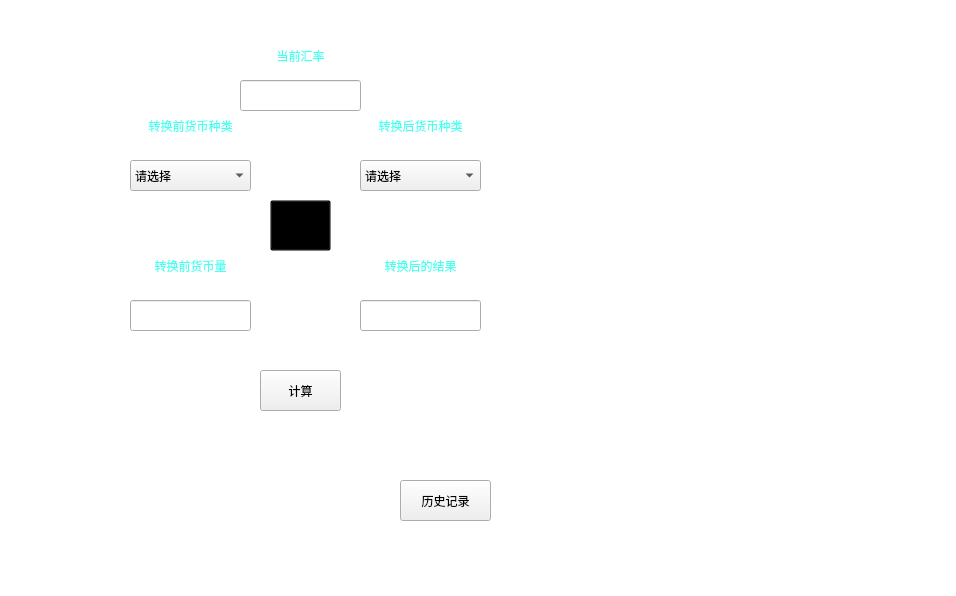
Qt form GUI.ui (lzy756/exchange-rate-from-ARS-TUR-to-CNY) before a commit.
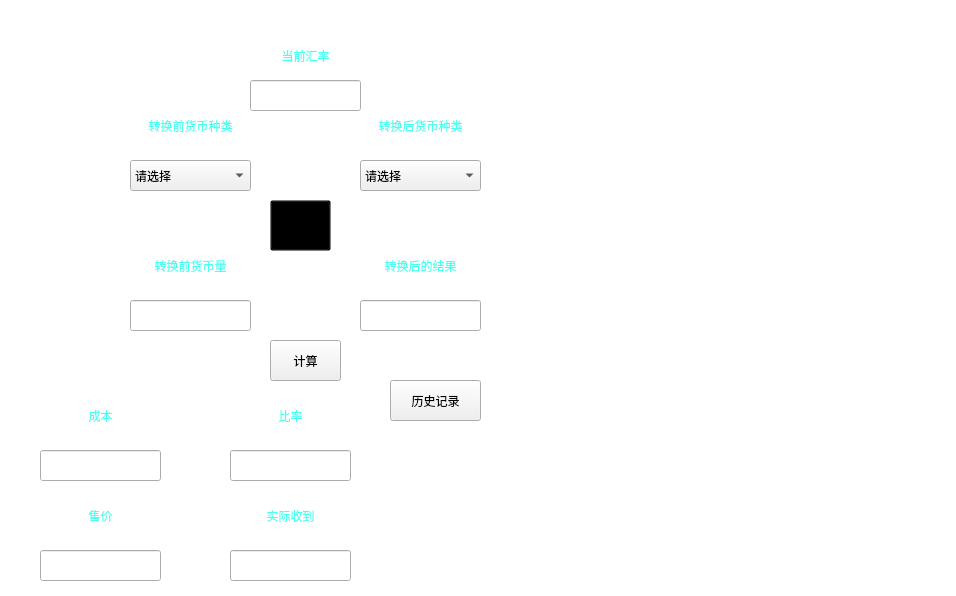
The same form after that commit. Icons and pictures are not drawn.

Commit message: 增加了挂刀用的功能，计算相关参数

```diff
--- a/GUI.ui
+++ b/GUI.ui
@@ -81,9 +81,9 @@
   <widget class="QPushButton" name="calbutton">
    <property name="geometry">
     <rect>
-     <x>260</x>
-     <y>370</y>
-     <width>81</width>
+     <x>270</x>
+     <y>340</y>
+     <width>71</width>
      <height>41</height>
     </rect>
    </property>
@@ -262,8 +262,8 @@
   <widget class="QPushButton" name="historybuttom">
    <property name="geometry">
     <rect>
-     <x>400</x>
-     <y>480</y>
+     <x>390</x>
+     <y>380</y>
      <width>91</width>
      <height>41</height>
     </rect>
@@ -280,9 +280,9 @@
   <widget class="QLineEdit" name="hvEdit">
    <property name="geometry">
     <rect>
-     <x>240</x>
+     <x>250</x>
      <y>80</y>
-     <width>121</width>
+     <width>111</width>
      <height>31</height>
     </rect>
    </property>
@@ -293,9 +293,9 @@
   <widget class="QLabel" name="label_5">
    <property name="geometry">
     <rect>
-     <x>240</x>
+     <x>250</x>
      <y>40</y>
-     <width>121</width>
+     <width>111</width>
      <height>31</height>
     </rect>
    </property>
@@ -315,6 +315,156 @@
     <set>Qt::AlignCenter</set>
    </property>
   </widget>
+  <widget class="QLineEdit" name="chbEdit">
+   <property name="geometry">
+    <rect>
+     <x>40</x>
+     <y>450</y>
+     <width>121</width>
+     <height>31</height>
+    </rect>
+   </property>
+  </widget>
+  <widget class="QLabel" name="label_6">
+   <property name="geometry">
+    <rect>
+     <x>40</x>
+     <y>400</y>
+     <width>121</width>
+     <height>31</height>
+    </rect>
+   </property>
+   <property name="font">
+    <font>
+     <family>微软雅黑</family>
+    </font>
+   </property>
+   <property name="styleSheet">
+    <string notr="true">background-color: transparent;
+color: rgb(74, 255, 240);
+</string>
+   </property>
+   <property name="text">
+    <string>成本</string>
+   </property>
+   <property name="alignment">
+    <set>Qt::AlignCenter</set>
+   </property>
+  </widget>
+  <widget class="QLineEdit" name="sellEdit">
+   <property name="geometry">
+    <rect>
+     <x>40</x>
+     <y>550</y>
+     <width>121</width>
+     <height>31</height>
+    </rect>
+   </property>
+  </widget>
+  <widget class="QLabel" name="label_7">
+   <property name="geometry">
+    <rect>
+     <x>40</x>
+     <y>500</y>
+     <width>121</width>
+     <height>31</height>
+    </rect>
+   </property>
+   <property name="font">
+    <font>
+     <family>微软雅黑</family>
+    </font>
+   </property>
+   <property name="styleSheet">
+    <string notr="true">background-color: transparent;
+color: rgb(74, 255, 240);
+</string>
+   </property>
+   <property name="text">
+    <string>售价</string>
+   </property>
+   <property name="alignment">
+    <set>Qt::AlignCenter</set>
+   </property>
+  </widget>
+  <widget class="QLineEdit" name="sjEdit">
+   <property name="geometry">
+    <rect>
+     <x>230</x>
+     <y>550</y>
+     <width>121</width>
+     <height>31</height>
+    </rect>
+   </property>
+   <property name="readOnly">
+    <bool>true</bool>
+   </property>
+  </widget>
+  <widget class="QLabel" name="label_8">
+   <property name="geometry">
+    <rect>
+     <x>230</x>
+     <y>500</y>
+     <width>121</width>
+     <height>31</height>
+    </rect>
+   </property>
+   <property name="font">
+    <font>
+     <family>微软雅黑</family>
+    </font>
+   </property>
+   <property name="styleSheet">
+    <string notr="true">background-color: transparent;
+color: rgb(74, 255, 240);
+</string>
+   </property>
+   <property name="text">
+    <string>实际收到</string>
+   </property>
+   <property name="alignment">
+    <set>Qt::AlignCenter</set>
+   </property>
+  </widget>
+  <widget class="QLineEdit" name="blvEdit">
+   <property name="geometry">
+    <rect>
+     <x>230</x>
+     <y>450</y>
+     <width>121</width>
+     <height>31</height>
+    </rect>
+   </property>
+   <property name="readOnly">
+    <bool>true</bool>
+   </property>
+  </widget>
+  <widget class="QLabel" name="label_9">
+   <property name="geometry">
+    <rect>
+     <x>230</x>
+     <y>400</y>
+     <width>121</width>
+     <height>31</height>
+    </rect>
+   </property>
+   <property name="font">
+    <font>
+     <family>微软雅黑</family>
+    </font>
+   </property>
+   <property name="styleSheet">
+    <string notr="true">background-color: transparent;
+color: rgb(74, 255, 240);
+</string>
+   </property>
+   <property name="text">
+    <string>比率</string>
+   </property>
+   <property name="alignment">
+    <set>Qt::AlignCenter</set>
+   </property>
+  </widget>
   <zorder>listView</zorder>
   <zorder>fromcomboBox</zorder>
   <zorder>tocomboBox</zorder>
@@ -329,6 +479,14 @@
   <zorder>historybuttom</zorder>
   <zorder>hvEdit</zorder>
   <zorder>label_5</zorder>
+  <zorder>chbEdit</zorder>
+  <zorder>label_6</zorder>
+  <zorder>sellEdit</zorder>
+  <zorder>label_7</zorder>
+  <zorder>sjEdit</zorder>
+  <zorder>label_8</zorder>
+  <zorder>blvEdit</zorder>
+  <zorder>label_9</zorder>
  </widget>
  <resources>
   <include location="picture.qrc"/>
```
The commit also changes 2 other files.
